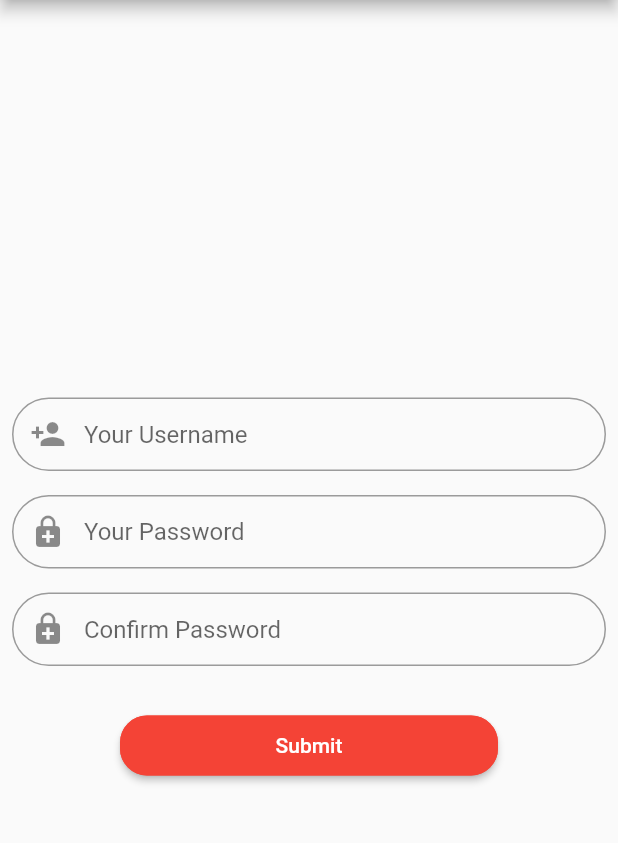
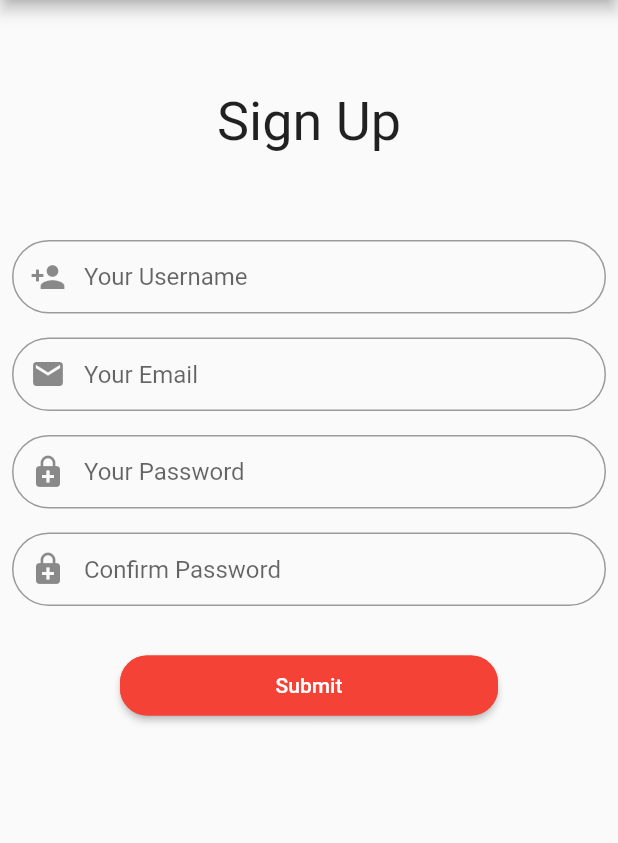
Before and after one commit to rdenis96/GoalsFrontend, a Flutter app: the screen it shows after launch, after a tap on "Don't have an account? Register here!", on a phone screen of 412 x 824 dp, the part 75-918 px from its top. Run offline on Flutter 3.47's test engine with Material 2 defaults, Android fonts, the phone set to English and light mode, and no system bars; missing offline and left inert: flutter_auth_buttons.

Commit message:
Add appbar based on page type, add home page file with route but no design

```diff
--- a/lib/routes.dart
+++ b/lib/routes.dart
@@ -1,6 +1,7 @@
 import 'package:flutter/material.dart';
 import 'package:goalsfrontend/screens/authentication/sign_in.dart';
 import 'package:goalsfrontend/screens/authentication/sign_up.dart';
+import 'package:goalsfrontend/screens/home/widgets/home.dart';
 import 'package:goalsfrontend/utils/common/goals_colors.dart';
 
 class MyApp extends StatelessWidget {
@@ -14,7 +15,7 @@ class MyApp extends StatelessWidget {
       ),
       initialRoute: '/login',
       routes: {
-        '/': (context) => SignIn(),
+        '/': (context) => Home(),
         '/login': (context) => SignIn(),
         '/register': (context) => SignUp()
       },
--- a/lib/screens/authentication/sign_in.dart
+++ b/lib/screens/authentication/sign_in.dart
@@ -1,6 +1,7 @@
 import 'package:flutter/material.dart';
 import 'package:flutter_auth_buttons/flutter_auth_buttons.dart';
 import 'package:goalsfrontend/widgets/appbar/appbar.dart';
+import 'package:goalsfrontend/widgets/appbar/enums/app_bar_type_enum.dart';
 import 'package:goalsfrontend/widgets/buttons/submit_button.dart';
 import 'package:goalsfrontend/widgets/textfields/common_textfield.dart';
 
@@ -21,14 +22,14 @@ class SignIn extends StatelessWidget {
   Widget build(BuildContext context) {
     _context = context;
     return new Scaffold(
-        // 1
-        appBar: CustomAppBar(),
+        appBar: CustomAppBar(AppBarType.Common),
         body: new Container(
-            // decoration: new BoxDecoration(color: Colors.white),
             child: new Center(
                 child: new Column(
           children: <Widget>[
-            new Padding(padding: new EdgeInsets.only(top: 150.0)),
+            new Padding(
+                padding: new EdgeInsets.only(top:60.0, bottom: 50.0),
+                child: new Text("Sign In", style: TextStyle(fontSize: 36.0),)),
             new Padding(
                 padding: new EdgeInsets.all(8.0),
                 child: new CommonTextField(usernameOrEmailController,
--- a/lib/screens/authentication/sign_up.dart
+++ b/lib/screens/authentication/sign_up.dart
@@ -1,11 +1,13 @@
 import 'package:flutter/material.dart';
 import 'package:flutter/widgets.dart';
 import 'package:goalsfrontend/widgets/appbar/appbar.dart';
+import 'package:goalsfrontend/widgets/appbar/enums/app_bar_type_enum.dart';
 import 'package:goalsfrontend/widgets/buttons/submit_button.dart';
 import 'package:goalsfrontend/widgets/textfields/common_textfield.dart';
 
 class SignUp extends StatelessWidget {
   final usernameController = new TextEditingController();
+  final emailController = new TextEditingController();
   final passwordController = new TextEditingController();
   final confirmPasswordController = new TextEditingController();
 
@@ -19,18 +21,25 @@ class SignUp extends StatelessWidget {
   Widget build(BuildContext context) {
     _context = context;
     return new Scaffold(
-        // 1
-        appBar: CustomAppBar(),
+        appBar: CustomAppBar(AppBarType.Common),
         body: new Container(
-            // decoration: new BoxDecoration(color: Colors.white),
             child: new Center(
                 child: new Column(
-          mainAxisAlignment: MainAxisAlignment.center,
           children: <Widget>[
+            new Padding(
+                padding: new EdgeInsets.only(top: 60.0, bottom: 50.0),
+                child: new Text(
+                  "Sign Up",
+                  style: TextStyle(fontSize: 36.0),
+                )),
             new Padding(
                 padding: new EdgeInsets.all(8.0),
                 child: new CommonTextField(
                     usernameController, "Your Username", Icons.person_add)),
+            new Padding(
+                padding: new EdgeInsets.all(8.0),
+                child: new CommonTextField(
+                    emailController, "Your Email", Icons.email)),
             new Padding(
                 padding: new EdgeInsets.all(8.0),
                 child: new CommonTextField(passwordController, "Your Password",
--- /dev/null
+++ b/lib/screens/home/widgets/home.dart
@@ -0,0 +1,15 @@
+import 'package:flutter/material.dart';
+import 'package:goalsfrontend/widgets/appbar/appbar.dart';
+import 'package:goalsfrontend/widgets/appbar/enums/app_bar_type_enum.dart';
+
+class Home extends StatelessWidget{
+  @override
+  Widget build(BuildContext context){
+    return new Scaffold(
+      appBar: CustomAppBar(AppBarType.Home),
+      body: new Container(
+
+      ),
+    );
+  }
+}
--- a/lib/widgets/appbar/appbar.dart
+++ b/lib/widgets/appbar/appbar.dart
@@ -1,15 +1,29 @@
 import 'package:flutter/material.dart';
 import 'package:goalsfrontend/utils/common/goals_colors.dart';
+import 'package:goalsfrontend/widgets/appbar/enums/app_bar_type_enum.dart';
 
-class CustomAppBar extends StatelessWidget implements PreferredSizeWidget{
-  CustomAppBar({Key key}) : super(key: key);
+class CustomAppBar extends StatelessWidget implements PreferredSizeWidget {
+  AppBarType _type;
+
+  CustomAppBar(AppBarType type, {Key key}) : super(key: key) {
+    _type = type;
+  }
   @override
   Widget build(BuildContext context) {
-    return AppBar(
-      title: Text("Goals"),
-      backgroundColor: GoalsColors.MainColor,
-      centerTitle: true
-    );
+    switch (_type) {
+      case AppBarType.Common:
+        return AppBar(
+            title: Text("Goals"),
+            backgroundColor: GoalsColors.MainColor,
+            centerTitle: true);
+        break;
+      case AppBarType.Home:
+        return AppBar(
+            title: Text("Life Goals"),
+            backgroundColor: GoalsColors.MainColor,
+            centerTitle: true);
+        break;
+    }
   }
 
   @override
--- /dev/null
+++ b/lib/widgets/appbar/enums/app_bar_type_enum.dart
@@ -0,0 +1,4 @@
+enum AppBarType {
+  Common,
+  Home
+}
```
